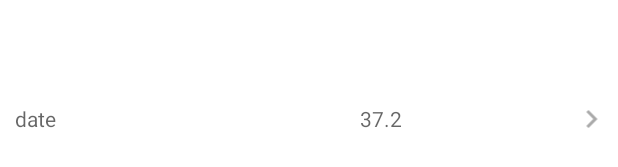
After one commit to monchemin/C19-Android, an Android app: the layout view_history_item.xml on its own in the app's theme, with its tools: preview values and no code run, on a phone screen of 412 x 824 dp. The commit adds this screen. Shown: the part 496-663 px from the top of the screen. Run offline under Robolectric (Android 15) with nearby library versions, the phone set to English and light mode, and no system bars.

Commit message:
Add history

```diff
--- a/app/src/main/java/com/digitalink/c19/MainActivity.java
+++ b/app/src/main/java/com/digitalink/c19/MainActivity.java
@@ -32,7 +32,7 @@ public class MainActivity extends AppCompatActivity {
         // Passing each menu ID as a set of Ids because each
         // menu should be considered as top level destinations.
         AppBarConfiguration appBarConfiguration = new AppBarConfiguration.Builder(
-                R.id.navigation_dashboard, R.id.navigation_info, R.id.navigation_creation)
+                R.id.navigation_dashboard, R.id.navigation_info, R.id.navigation_creation, R.id.navigation_history)
                 .build();
         NavController navController = Navigation.findNavController(this, R.id.nav_host_fragment);
         NavigationUI.setupActionBarWithNavController(this, navController, appBarConfiguration);
--- a/app/src/main/java/com/digitalink/c19/ui/dashboard/DashboardFragment.java
+++ b/app/src/main/java/com/digitalink/c19/ui/dashboard/DashboardFragment.java
@@ -11,7 +11,6 @@ import android.widget.AdapterView;
 import android.widget.ArrayAdapter;
 import android.widget.ScrollView;
 import android.widget.TextView;
-import android.widget.Toast;
 
 import androidx.annotation.NonNull;
 import androidx.appcompat.widget.AppCompatSpinner;
--- a/app/src/main/java/com/digitalink/c19/ui/HealthConstant/HealthConstantFragment.java
+++ b/app/src/main/java/com/digitalink/c19/ui/healthConstant/HealthConstantFragment.java
@@ -1,4 +1,4 @@
-package com.digitalink.c19.ui.HealthConstant;
+package com.digitalink.c19.ui.healthConstant;
 
 import android.os.Bundle;
 import android.view.LayoutInflater;
--- a/app/src/main/java/com/digitalink/c19/ui/HealthConstant/HealthConstantViewModel.java
+++ b/app/src/main/java/com/digitalink/c19/ui/healthConstant/HealthConstantViewModel.java
@@ -1,4 +1,4 @@
-package com.digitalink.c19.ui.HealthConstant;
+package com.digitalink.c19.ui.healthConstant;
 
 import androidx.lifecycle.MutableLiveData;
 
--- a/app/src/main/java/com/digitalink/c19/utils/DateUtils.java
+++ b/app/src/main/java/com/digitalink/c19/utils/DateUtils.java
@@ -8,7 +8,7 @@ import java.util.TimeZone;
 
 public class DateUtils {
     public static String dateToString(Date mDate, String sFormat) {
-        if (mDate == null ) return "";
+        if (mDate == null || sFormat.equals("")) return "";
         SimpleDateFormat format = new SimpleDateFormat(sFormat);
         return format.format(mDate);
     }
--- /dev/null
+++ b/app/src/main/res/drawable/right_arrow.xml
@@ -0,0 +1,9 @@
+<vector xmlns:android="http://schemas.android.com/apk/res/android"
+    android:width="24dp"
+    android:height="24dp"
+    android:viewportWidth="24"
+    android:viewportHeight="24">
+  <path
+      android:fillColor="@android:color/darker_gray"
+      android:pathData="M8.59,16.59L13.17,12 8.59,7.41 10,6l6,6 -6,6 -1.41,-1.41z"/>
+</vector>
--- /dev/null
+++ b/app/src/main/res/layout/view_history_item.xml
@@ -0,0 +1,39 @@
+<?xml version="1.0" encoding="utf-8"?>
+<LinearLayout xmlns:android="http://schemas.android.com/apk/res/android"
+    android:layout_width="match_parent"
+    android:layout_height="40dp"
+    android:layout_gravity="center_vertical"
+    android:layout_marginBottom="@dimen/inter_field_margin"
+    android:background="@android:color/white"
+    android:textColor="@color/colorPrimary"
+    android:orientation="horizontal"
+    android:id="@+id/root_item">
+    <TextView
+        android:id="@+id/date_time"
+        android:layout_width="0dp"
+        android:layout_height="match_parent"
+        android:layout_weight="0.7"
+        android:hint="date"
+        android:gravity="center_vertical"
+        android:textColor="@color/colorPrimary"
+        android:paddingStart="10dp"/>
+
+    <TextView
+        android:id="@+id/temperature"
+        android:layout_width="0dp"
+        android:layout_height="match_parent"
+        android:layout_weight="0.4"
+        android:gravity="center_vertical"
+        android:hint="37.2"/>
+
+    <ImageView
+        android:id="@+id/right_arrow"
+        android:layout_width="0dp"
+        android:layout_height="wrap_content"
+        android:layout_weight="0.1"
+        android:src="@drawable/right_arrow"
+        android:layout_gravity="center_vertical"
+        />
+
+
+</LinearLayout>
--- a/app/src/main/res/menu/bottom_nav_menu.xml
+++ b/app/src/main/res/menu/bottom_nav_menu.xml
@@ -8,9 +8,15 @@
         android:title="@string/title_dashboard" />
 
     <item
+        android:id="@+id/navigation_history"
+        android:icon="@drawable/ic_history_outline"
+        android:title="@string/title_history" />
+
+    <item
     android:id="@+id/navigation_info"
     android:icon="@drawable/ic_information_outline"
     android:title="@string/title_info" />
+
 
     <item
         android:id="@+id/navigation_creation"
```
Also changed, not shown: app/src/main/java/com/digitalink/c19/ui/history/HistoryAdapter.java (added, +94 -0 lines), app/src/main/java/com/digitalink/c19/ui/history/HistoryDialog.java (added, +94 -0 lines), app/src/main/java/com/digitalink/c19/ui/history/HistoryFragment.java (added, +101 -0 lines), app/src/main/java/com/digitalink/c19/ui/history/HistoryViewModel.java (added, +19 -0 lines), app/src/main/res/drawable/ic_history_outline.xml (added, +9 -0 lines), app/src/main/res/layout/fragment_history.xml (added, +17 -0 lines), app/src/main/res/layout/view_history_dialog.xml (renamed from app/src/main/res/layout/fragment_health_constant.xml, +63 -47 lines), app/src/main/res/navigation/mobile_navigation.xml (+10 -4 lines), app/src/main/res/values/strings.xml (+8 -2 lines).
